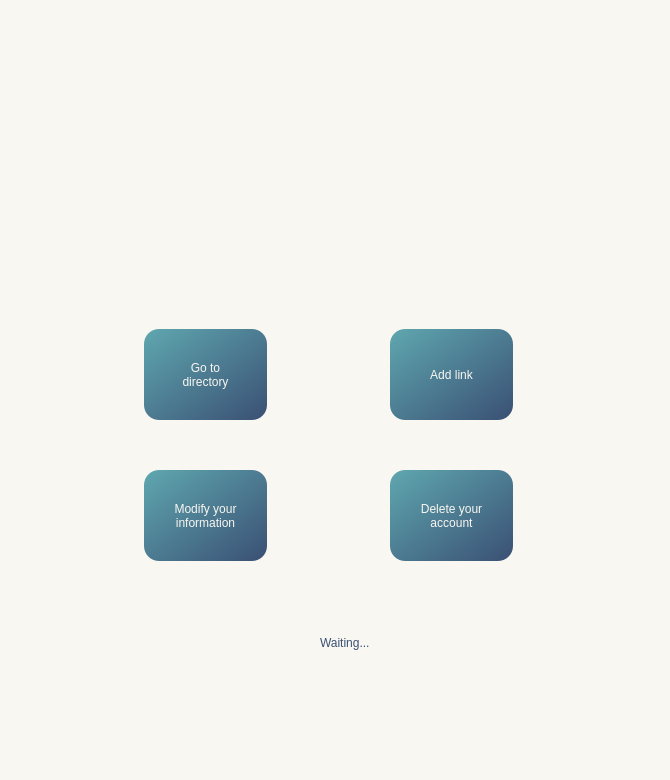
First picture: the form in GUI/SymposiumGui/home.ui, repository RickZack/Symposium, before the edit.
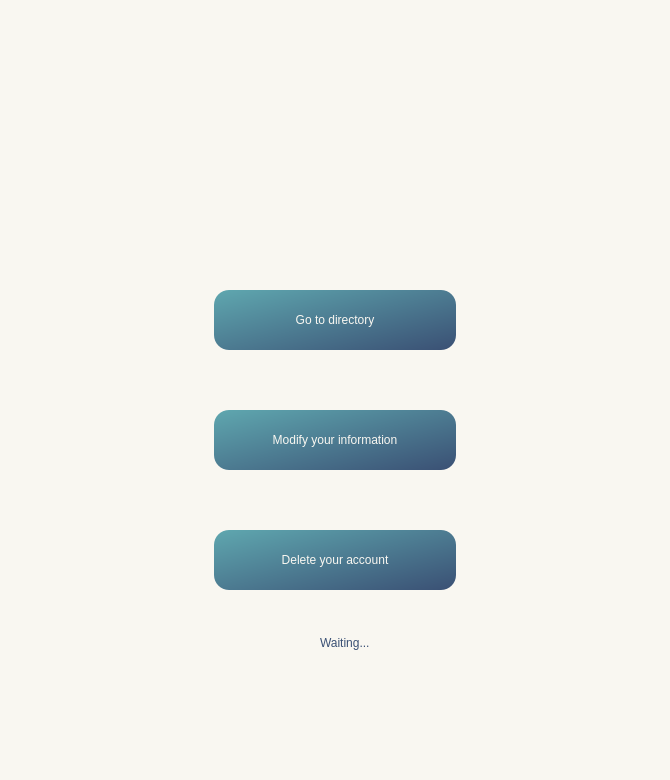
Second picture: the form after the edit. Icons and pictures are not drawn.

Commit message:
GUI insert uri
Tolto insert uri dalla home window

Patch:
```diff
--- a/GUI/SymposiumGui/home.ui
+++ b/GUI/SymposiumGui/home.ui
@@ -51,32 +51,13 @@
      <string>Waiting...</string>
     </property>
    </widget>
-   <widget class="QPushButton" name="InsertUri">
-    <property name="geometry">
-     <rect>
-      <x>390</x>
-      <y>329</y>
-      <width>123</width>
-      <height>91</height>
-     </rect>
-    </property>
-    <property name="styleSheet">
-     <string notr="true">background-color: qlineargradient(x1: 0, y1: 0, x2: 1, y2: 1, stop: 0 rgb(95, 167, 175), stop: 1 rgb(58, 80, 116));
-color: rgb(249, 247, 241); 
-font: 14pt &quot;Baskerville Old Face&quot;;
-border-radius:15px;</string>
-    </property>
-    <property name="text">
-     <string>Add link</string>
-    </property>
-   </widget>
    <widget class="QPushButton" name="directory">
     <property name="geometry">
      <rect>
-      <x>144</x>
-      <y>329</y>
-      <width>123</width>
-      <height>91</height>
+      <x>214</x>
+      <y>290</y>
+      <width>242</width>
+      <height>60</height>
      </rect>
     </property>
     <property name="styleSheet">
@@ -86,17 +67,16 @@
 border-radius:15px;</string>
     </property>
     <property name="text">
-     <string>Go to
-directory</string>
+     <string>Go to directory</string>
     </property>
    </widget>
    <widget class="QPushButton" name="modify">
     <property name="geometry">
      <rect>
-      <x>144</x>
-      <y>470</y>
-      <width>123</width>
-      <height>91</height>
+      <x>214</x>
+      <y>410</y>
+      <width>242</width>
+      <height>60</height>
      </rect>
     </property>
     <property name="styleSheet">
@@ -106,17 +86,16 @@
 border-radius:15px;</string>
     </property>
     <property name="text">
-     <string>Modify your
-information</string>
+     <string>Modify your information</string>
     </property>
    </widget>
    <widget class="QPushButton" name="delete_2">
     <property name="geometry">
      <rect>
-      <x>390</x>
-      <y>470</y>
-      <width>123</width>
-      <height>91</height>
+      <x>214</x>
+      <y>530</y>
+      <width>242</width>
+      <height>60</height>
      </rect>
     </property>
     <property name="styleSheet">
@@ -126,8 +105,7 @@
 border-radius:15px;</string>
     </property>
     <property name="text">
-     <string>Delete your
-account</string>
+     <string>Delete your account</string>
     </property>
    </widget>
    <widget class="QPushButton" name="logout">
```
Left out of the diff: 1 changed line with no effect on the pictures. The commit also changes 5 other files.
